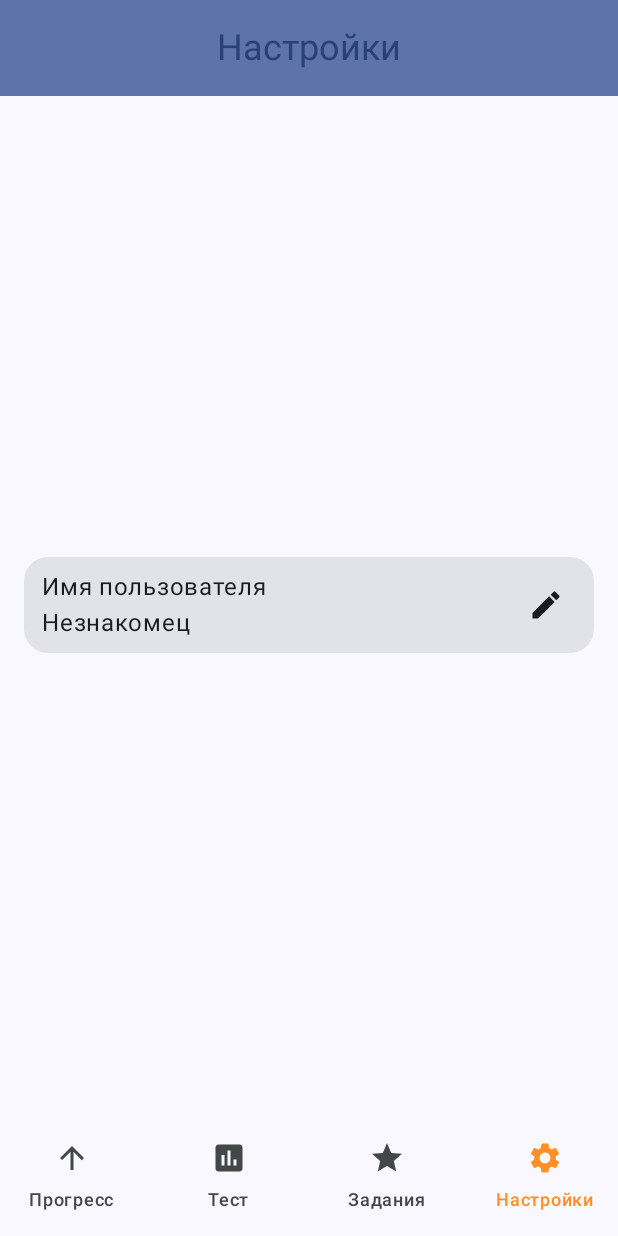
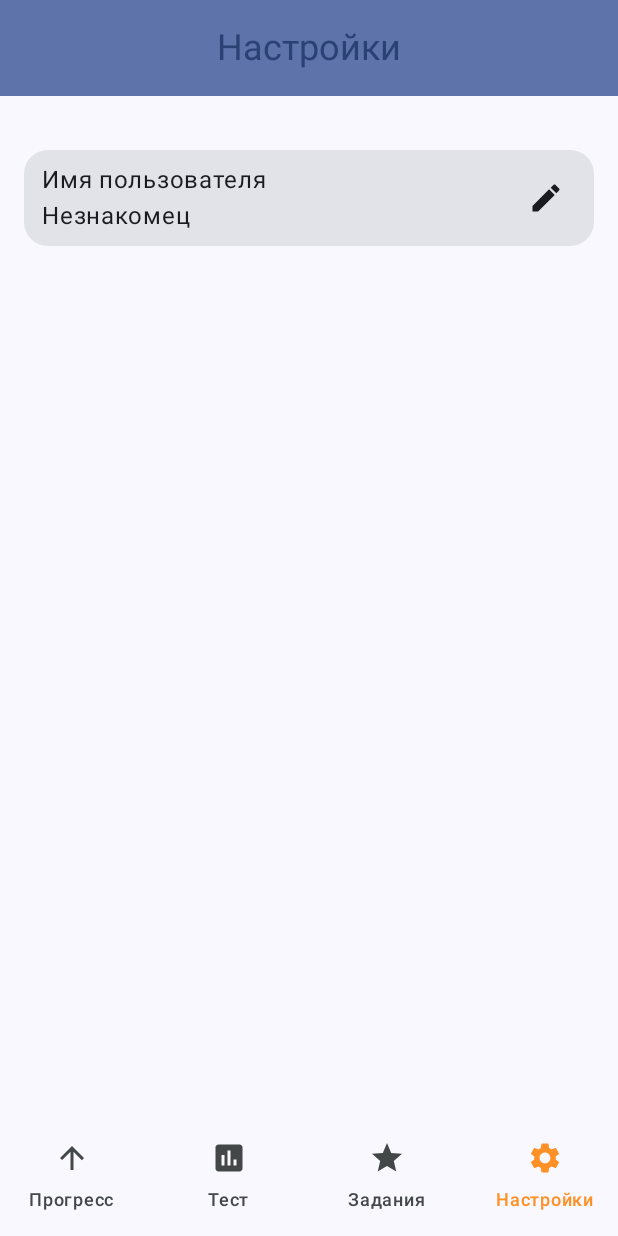
Before and after one commit to ZFRFM/Yarche, an Android app built with Jetpack Compose: the SettingsScreen screen opened through its navigation route, on a phone screen of 412 x 824 dp. Run offline under Robolectric (Android 15) with nearby library versions, the phone set to English and light mode, and no system bars; our stand-ins replace Dagger/Hilt's generated code.

Commit message:
Implemented a single appearance of HelloScreen

```diff
--- a/app/src/main/java/ru/faimizufarov/yarche/MainActivity.kt
+++ b/app/src/main/java/ru/faimizufarov/yarche/MainActivity.kt
@@ -59,7 +59,9 @@ class MainActivity : ComponentActivity() {
                     }
                 ) { innerPadding ->
                     Box(modifier = Modifier.padding(innerPadding)) {
-                        AppNavHost(navController)
+                        AppNavHost(
+                            navController = navController
+                        )
                     }
                 }
             }
--- a/app/src/main/java/ru/faimizufarov/yarche/data/repository/YarcheRepository.kt
+++ b/app/src/main/java/ru/faimizufarov/yarche/data/repository/YarcheRepository.kt
@@ -22,9 +22,9 @@ class YarcheRepository(
             database.nameDao().insertName(name.toNameEntity())
         }
 
-    suspend fun checkNamePresence() =
+    suspend fun isNamePresent() =
         withContext(Dispatchers.IO) {
-            if (database.nameDao().checkNamePresence() == 0) false else true
+            database.nameDao().checkNamePresence() != 0
         }
 
     private fun Name.toNameEntity() =
--- a/app/src/main/java/ru/faimizufarov/yarche/navigation/AppNavHost.kt
+++ b/app/src/main/java/ru/faimizufarov/yarche/navigation/AppNavHost.kt
@@ -1,27 +1,53 @@
 package ru.faimizufarov.yarche.navigation
 
+import androidx.compose.foundation.layout.Box
+import androidx.compose.foundation.layout.fillMaxSize
+import androidx.compose.material3.CircularProgressIndicator
 import androidx.compose.runtime.Composable
+import androidx.compose.runtime.collectAsState
+import androidx.compose.runtime.getValue
+import androidx.compose.ui.Alignment
 import androidx.compose.ui.Modifier
+import androidx.hilt.navigation.compose.hiltViewModel
 import androidx.navigation.NavHostController
 import androidx.navigation.compose.NavHost
 import androidx.navigation.compose.composable
 import androidx.navigation.navigation
 import ru.faimizufarov.yarche.ui.screen.HelloScreen
+import ru.faimizufarov.yarche.ui.screen.HelloViewModel
 import ru.faimizufarov.yarche.ui.screen.ProgressScreen
 import ru.faimizufarov.yarche.ui.screen.SettingsScreen
 import ru.faimizufarov.yarche.ui.screen.TasksScreen
 import ru.faimizufarov.yarche.ui.screen.TestScreen
 
 @Composable
-fun AppNavHost(navController: NavHostController, modifier: Modifier = Modifier) {
+fun AppNavHost(
+    navController: NavHostController,
+    modifier: Modifier = Modifier,
+    helloViewModel: HelloViewModel = hiltViewModel()
+) {
+    val isUserNamePresent by helloViewModel.isNamePresent.collectAsState()
+
+    val startDestination =
+        if (isUserNamePresent == true) NavItems.BOTTOM_GRAPH
+        else  NavItems.HELLO_SCREEN
+
+    if (isUserNamePresent == null) {
+        Box(
+            modifier = Modifier.fillMaxSize(),
+            contentAlignment = Alignment.Center
+        ) {
+            CircularProgressIndicator()
+        }
+    } else {
         NavHost(
             navController = navController,
-        startDestination = NavItems.HELLO_SCREEN,
+            startDestination = startDestination,
             route = NavItems.MAIN_GRAPH,
             modifier = Modifier
         ) {
             navigation(
-            startDestination = BottomNavItem.SettingsScreen.screenRoute,
+                startDestination = BottomNavItem.TestScreen.screenRoute,
                 route = NavItems.BOTTOM_GRAPH
             ) {
                 composable(BottomNavItem.ProgressScreen.screenRoute) {
@@ -48,3 +74,4 @@ fun AppNavHost(navController: NavHostController, modifier: Modifier = Modifier)
             }
         }
     }
+}
--- a/app/src/main/java/ru/faimizufarov/yarche/ui/screen/HelloViewModel.kt
+++ b/app/src/main/java/ru/faimizufarov/yarche/ui/screen/HelloViewModel.kt
@@ -17,9 +17,13 @@ class HelloViewModel @Inject constructor(
     private val _userNameText = MutableStateFlow<String?>(null)
     val userNameText = _userNameText.asStateFlow()
 
+    private val _isNamePresent = MutableStateFlow<Boolean?>(null)
+    val isNamePresent = _isNamePresent.asStateFlow()
+
     init {
         viewModelScope.launch {
             _userNameText.value = yarcheRepository.getUserName()?.name
+            _isNamePresent.value = yarcheRepository.isNamePresent()
         }
     }
 
--- a/app/src/main/java/ru/faimizufarov/yarche/ui/screen/SettingsScreen.kt
+++ b/app/src/main/java/ru/faimizufarov/yarche/ui/screen/SettingsScreen.kt
@@ -50,9 +50,11 @@ fun SettingsScreen(
     val keyboardController = LocalSoftwareKeyboardController.current
 
     Column(
-        modifier = Modifier.fillMaxSize(),
+        modifier = Modifier
+            .fillMaxSize()
+            .padding(top = 20.dp),
         horizontalAlignment = Alignment.CenterHorizontally,
-        verticalArrangement = Arrangement.Center
+        verticalArrangement = Arrangement.Top
     ) {
         Card(
             modifier = Modifier
```
Lines whose indentation alone changed are shown as unchanged.
